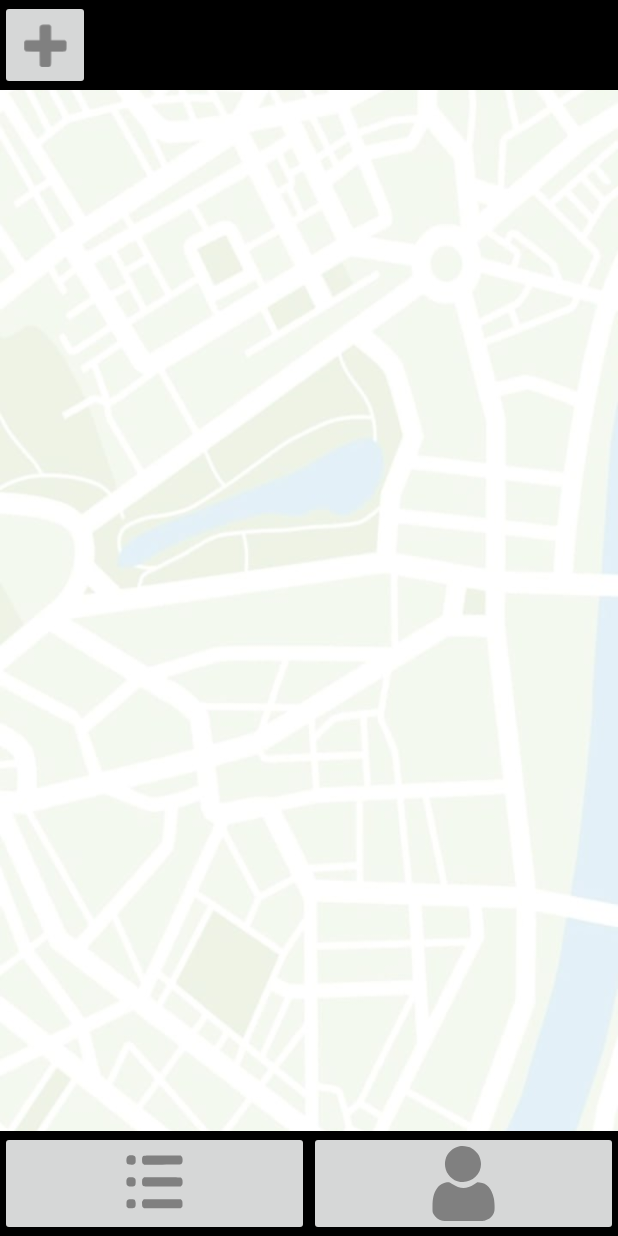
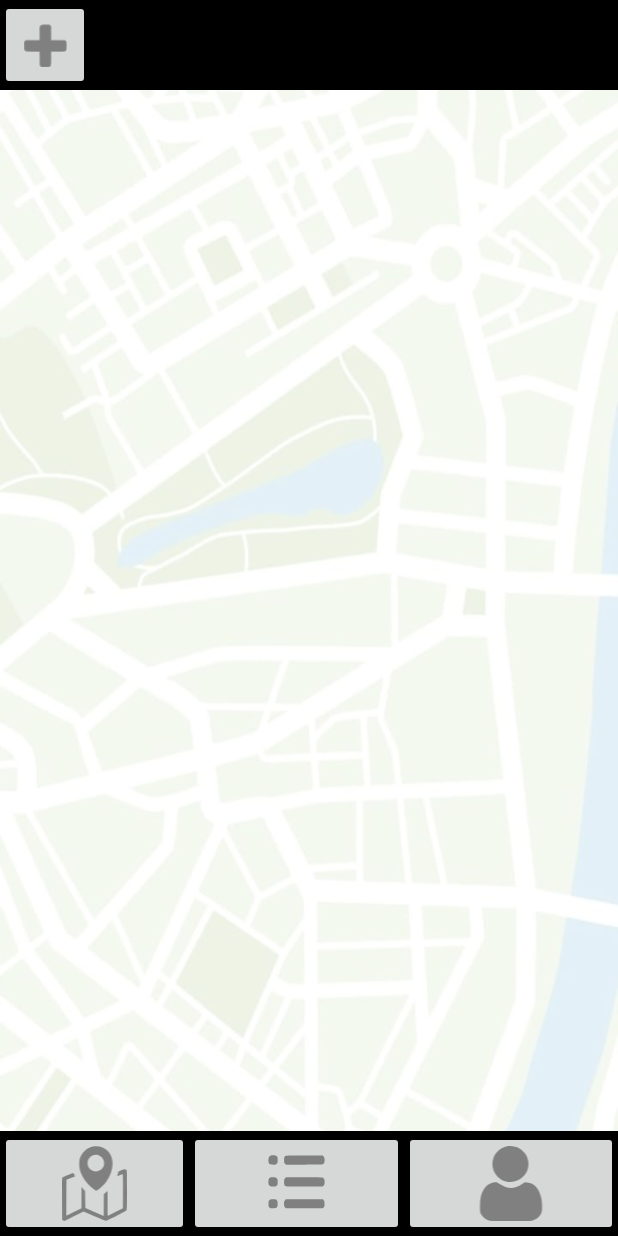
Before and after one commit to farhod849/Nah-i-d-win, an Android app: the FragmentMainMenu screen opened through its navigation route, on a phone screen of 412 x 824 dp. Run offline under Robolectric (Android 15) with nearby library versions, the phone set to English and light mode, and no system bars; our stand-ins replace Firebase (no records; nobody signed in at launch, a user with empty details on screens opened directly); libraries missing offline, so code that uses them is left out: com.yandex.mapkit; 1 statement that could not run was skipped.

Commit message:
Commit4
Changes:
- Added YandexMapKitSdk
- Added Fragment for map

```diff
--- a/app/build.gradle.kts
+++ b/app/build.gradle.kts
@@ -40,7 +40,7 @@ android {
 }
 
 dependencies {
-
+    implementation("com.yandex.android:maps.mobile:4.6.1-full")
     implementation("androidx.core:core-ktx:1.13.0")
     implementation("androidx.appcompat:appcompat:1.6.1")
     implementation("com.google.android.material:material:1.11.0")
--- a/app/src/main/java/com/example/bus_app_e/activities/MainActivity.kt
+++ b/app/src/main/java/com/example/bus_app_e/activities/MainActivity.kt
@@ -7,12 +7,14 @@ import androidx.appcompat.app.AppCompatActivity
 import com.example.bus_app_e.R
 import com.example.bus_app_e.databinding.ActivityMainBinding
 import com.google.firebase.auth.FirebaseAuth
+import com.yandex.mapkit.MapKitFactory
 
 
 class MainActivity : AppCompatActivity() {
     private lateinit var binding: ActivityMainBinding
     override fun onCreate(savedInstanceState: Bundle?) {
         super.onCreate(savedInstanceState)
+        MapKitFactory.setApiKey("327c16a3-434f-4ada-bcf6-9f380b92316e")
         setContentView(R.layout.activity_main)
     }
 }
--- a/app/src/main/java/com/example/bus_app_e/fragments/FragmentMainMenu.kt
+++ b/app/src/main/java/com/example/bus_app_e/fragments/FragmentMainMenu.kt
@@ -37,13 +37,15 @@ class FragmentMainMenu : Fragment() {
          {
              adapter.submitList(it)
          }
-          addticketbtn.setOnClickListener{
+          binding.addticketbtn.setOnClickListener{
               it.findNavController().navigate(R.id.action_fragmentMainMenu_to_fragmentCreateTicket)
           }
-            ProfileBTN.setOnClickListener{
+            binding.ProfileBTN.setOnClickListener{
                 it.findNavController().navigate(R.id.action_fragmentMainMenu_to_fragmentProfile)
             }
-
+            binding.MapBtn.setOnClickListener {
+                it.findNavController().navigate(R.id.action_fragmentMainMenu_to_map_fragment)
+            }
         }
     }
 }
--- a/app/src/main/java/com/example/bus_app_e/fragments/FragmentProfile.kt
+++ b/app/src/main/java/com/example/bus_app_e/fragments/FragmentProfile.kt
@@ -41,5 +41,8 @@ class FragmentProfile : Fragment() {
             Toast.makeText(context,"Вы успешно вышли из аккаунта", Toast.LENGTH_SHORT).show();
             it.findNavController().navigate(R.id.action_fragmentProfile_to_fragmentLogin)
         }
+        binding.MapBtn.setOnClickListener{
+            it.findNavController().navigate(R.id.action_fragmentProfile_to_map_fragment)
+        }
     }
 }
--- /dev/null
+++ b/app/src/main/res/drawable/map.xml
@@ -0,0 +1,21 @@
+<?xml version="1.0" encoding="utf-8"?>
+<vector xmlns:android="http://schemas.android.com/apk/res/android"
+    android:width="208.000000dp"
+    android:height="242.000000dp"
+    android:viewportWidth="208.000000"
+    android:viewportHeight="242.000000">
+
+    <group
+        android:translateY="242.000000"
+        android:scaleX="0.100000"
+        android:scaleY="-0.100000">
+        <path
+            android:fillColor="?btncolor"
+            android:strokeWidth="1"
+            android:pathData="M1030 2410 c-218 -30 -402 -190 -466 -405 -26 -88 -24 -245 4 -355 47 -179 179 -394 323 -524 54 -49 159 -130 190 -147 39 -20 228 137 332 276 175 235 247 527 187 759 -25 100 -61 165 -132 242 -112 119 -275 177 -438 154z m141 -285 c104 -36 169 -124 177 -239 5 -81 -12 -134 -62 -194 -74 -86 -206 -117 -307 -70 -107 49 -164 136 -163 248 1 77 19 123 70 180 75 83 180 111 285 75z" />
+        <path
+            android:fillColor="?btncolor"
+            android:strokeWidth="1"
+            android:pathData="M1904 1634 l-90 -35 -21 -72 c-12 -39 -20 -73 -19 -75 2 -1 38 11 80 28 42 16 83 30 91 30 13 0 15 -69 13 -547 l-3 -548 -240 -122 c-132 -67 -243 -122 -247 -123 -5 0 -8 180 -8 401 l0 400 -60 -52 -60 -52 -2 -353 -3 -353 -295 128 -295 128 -5 275 -5 274 -57 65 -58 64 0 -340 0 -340 -245 -123 -245 -122 2 581 3 581 115 44 c63 24 125 48 137 53 l21 10 -20 55 c-12 31 -24 56 -29 56 -26 0 -327 -125 -342 -142 -16 -19 -17 -64 -15 -696 l3 -675 28 -21 28 -20 312 155 312 156 354 -154 c250 -109 360 -152 375 -147 61 19 636 316 650 336 14 20 16 94 16 655 0 620 0 633 -20 653 -27 27 -49 25 -156 -16z" />
+    </group>
+</vector>
--- a/app/src/main/res/layout/fragment_main_menu.xml
+++ b/app/src/main/res/layout/fragment_main_menu.xml
@@ -17,7 +17,16 @@
         app:layout_constraintHorizontal_bias="1.0"
         app:layout_constraintLeft_toLeftOf="parent"
         app:layout_constraintRight_toRightOf="parent"
-        android:weightSum="2">
+        android:weightSum="3">
+
+        <ImageButton
+            android:id="@+id/MapBtn"
+            android:layout_width="wrap_content"
+            android:layout_height="wrap_content"
+            android:layout_weight="1"
+            android:scaleType="fitCenter"
+            android:src="@drawable/map"/>
+
 
         <ImageButton
             android:id="@+id/TicketsBTN"
--- a/app/src/main/res/navigation/nav_graph.xml
+++ b/app/src/main/res/navigation/nav_graph.xml
@@ -36,6 +36,9 @@
         <action
             android:id="@+id/action_fragmentMainMenu_to_fragmentCreateTicket"
             app:destination="@id/fragmentCreateTicket" />
+        <action
+            android:id="@+id/action_fragmentMainMenu_to_map_fragment"
+            app:destination="@id/map_fragment" />
     </fragment>
     <fragment
         android:id="@+id/fragmentProfile"
@@ -48,10 +51,18 @@
         <action
             android:id="@+id/action_fragmentProfile_to_fragmentLogin"
             app:destination="@id/fragmentLogin" />
+        <action
+            android:id="@+id/action_fragmentProfile_to_map_fragment"
+            app:destination="@id/map_fragment" />
     </fragment>
     <fragment
         android:id="@+id/fragmentCreateTicket"
         android:name="com.example.bus_app_e.fragments.FragmentCreateTicket"
         android:label="fragment_create_ticket"
         tools:layout="@layout/fragment_create_ticket" />
+    <fragment
+        android:id="@+id/map_fragment"
+        android:name="com.example.bus_app_e.fragments.map_fragment"
+        android:label="fragment_map_fragment"
+        tools:layout="@layout/fragment_map_fragment" />
 </navigation>
```
Also changed, not shown: app/src/main/java/com/example/bus_app_e/fragments/Map_fragment.kt (added, +43 -0 lines), app/src/main/res/layout/fragment_map_fragment.xml (added, +13 -0 lines), app/src/main/res/layout/fragment_profile.xml (+9 -2 lines).
